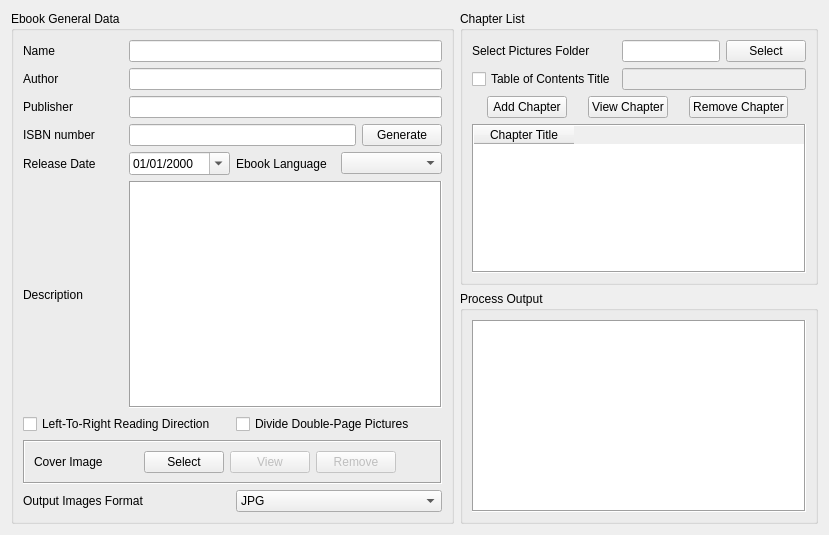
Old version of the form mangaeditor.ui in the repository viniavila/KMM.
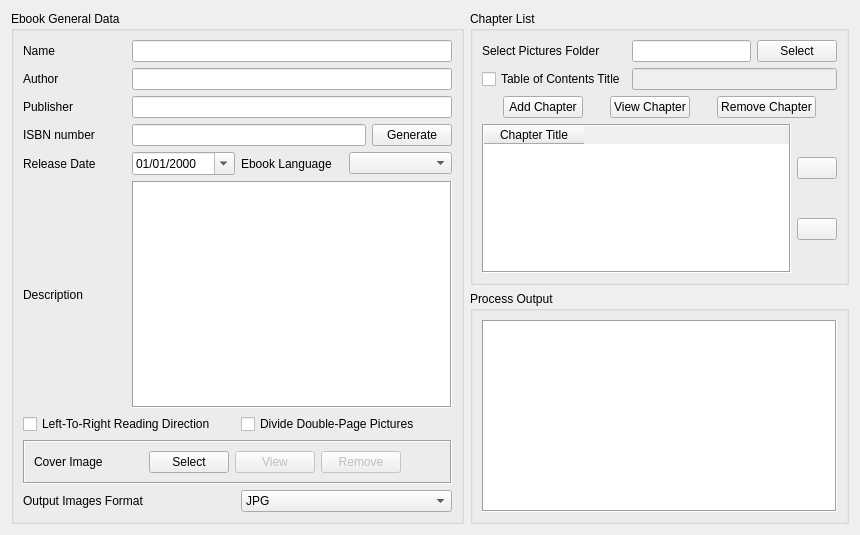
New version of the form. Icons and pictures are not drawn.

Commit message: * Added support to reorder the loaded chapters

Patch:
```diff
--- a/mangaeditor.ui
+++ b/mangaeditor.ui
@@ -6,7 +6,7 @@
    <rect>
     <x>0</x>
     <y>0</y>
-    <width>829</width>
+    <width>860</width>
     <height>535</height>
    </rect>
   </property>
@@ -43,59 +43,6 @@
         </property>
        </widget>
       </item>
-      <item row="2" column="0" colspan="3">
-       <layout class="QHBoxLayout" name="horizontalLayout_3">
-        <item>
-         <widget class="QPushButton" name="btnAddChapter">
-          <property name="sizePolicy">
-           <sizepolicy hsizetype="Maximum" vsizetype="Fixed">
-            <horstretch>0</horstretch>
-            <verstretch>0</verstretch>
-           </sizepolicy>
-          </property>
-          <property name="text">
-           <string>Add Chapter</string>
-          </property>
-         </widget>
-        </item>
-        <item>
-         <widget class="QPushButton" name="btnViewChapter">
-          <property name="sizePolicy">
-           <sizepolicy hsizetype="Maximum" vsizetype="Fixed">
-            <horstretch>0</horstretch>
-            <verstretch>0</verstretch>
-           </sizepolicy>
-          </property>
-          <property name="text">
-           <string>View Chapter</string>
-          </property>
-         </widget>
-        </item>
-        <item>
-         <widget class="QPushButton" name="btnRemoveChapter">
-          <property name="enabled">
-           <bool>true</bool>
-          </property>
-          <property name="sizePolicy">
-           <sizepolicy hsizetype="Maximum" vsizetype="Fixed">
-            <horstretch>0</horstretch>
-            <verstretch>0</verstretch>
-           </sizepolicy>
-          </property>
-          <property name="text">
-           <string>Remove Chapter</string>
-          </property>
-         </widget>
-        </item>
-       </layout>
-      </item>
-      <item row="1" column="1" colspan="2">
-       <widget class="QLineEdit" name="txtChapterTitle">
-        <property name="enabled">
-         <bool>false</bool>
-        </property>
-       </widget>
-      </item>
       <item row="0" column="1">
        <widget class="QLineEdit" name="txtPicFolder">
         <property name="focusPolicy">
@@ -106,13 +53,6 @@
         </property>
        </widget>
       </item>
-      <item row="0" column="2">
-       <widget class="QPushButton" name="btnSelectPicFolder">
-        <property name="text">
-         <string>Select</string>
-        </property>
-       </widget>
-      </item>
       <item row="3" column="0" colspan="3">
        <widget class="QTableWidget" name="tblChapters">
         <property name="toolTip">
@@ -134,6 +74,107 @@
         </column>
        </widget>
       </item>
+      <item row="3" column="3">
+       <layout class="QVBoxLayout" name="verticalLayout_3">
+        <item>
+         <widget class="QPushButton" name="btnUpArrow">
+          <property name="enabled">
+           <bool>true</bool>
+          </property>
+          <property name="sizePolicy">
+           <sizepolicy hsizetype="Maximum" vsizetype="Fixed">
+            <horstretch>0</horstretch>
+            <verstretch>0</verstretch>
+           </sizepolicy>
+          </property>
+          <property name="text">
+           <string/>
+          </property>
+          <property name="icon">
+           <iconset theme="arrow-up">
+            <normaloff>.</normaloff>.</iconset>
+          </property>
+         </widget>
+        </item>
+        <item>
+         <widget class="QPushButton" name="btnDownArrow">
+          <property name="sizePolicy">
+           <sizepolicy hsizetype="Maximum" vsizetype="Fixed">
+            <horstretch>0</horstretch>
+            <verstretch>0</verstretch>
+           </sizepolicy>
+          </property>
+          <property name="text">
+           <string/>
+          </property>
+          <property name="icon">
+           <iconset theme="arrow-down">
+            <normaloff>.</normaloff>.</iconset>
+          </property>
+         </widget>
+        </item>
+       </layout>
+      </item>
+      <item row="2" column="0" colspan="4">
+       <layout class="QHBoxLayout" name="horizontalLayout_3">
+        <item>
+         <widget class="QPushButton" name="btnAddChapter">
+          <property name="sizePolicy">
+           <sizepolicy hsizetype="Maximum" vsizetype="Fixed">
+            <horstretch>0</horstretch>
+            <verstretch>0</verstretch>
+           </sizepolicy>
+          </property>
+          <property name="text">
+           <string>Add Chapter</string>
+          </property>
+         </widget>
+        </item>
+        <item>
+         <widget class="QPushButton" name="btnViewChapter">
+          <property name="sizePolicy">
+           <sizepolicy hsizetype="Maximum" vsizetype="Fixed">
+            <horstretch>0</horstretch>
+            <verstretch>0</verstretch>
+           </sizepolicy>
+          </property>
+          <property name="text">
+           <string>View Chapter</string>
+          </property>
+         </widget>
+        </item>
+        <item>
+         <widget class="QPushButton" name="btnRemoveChapter">
+          <property name="enabled">
+           <bool>true</bool>
+          </property>
+          <property name="sizePolicy">
+           <sizepolicy hsizetype="Maximum" vsizetype="Fixed">
+            <horstretch>0</horstretch>
+            <verstretch>0</verstretch>
+           </sizepolicy>
+          </property>
+          <property name="text">
+           <string>Remove Chapter</string>
+          </property>
+         </widget>
+        </item>
+       </layout>
+      </item>
+      <item row="1" column="1" colspan="3">
+       <widget class="QLineEdit" name="txtChapterTitle">
+        <property name="enabled">
+         <bool>false</bool>
+        </property>
+       </widget>
+      </item>
+      <item row="0" column="2" colspan="2">
+       <widget class="QPushButton" name="btnSelectPicFolder">
+        <property name="text">
+         <string>Select</string>
+        </property>
+       </widget>
+      </item>
      </layout>
      <zorder>tblChapters</zorder>
      <zorder>label_8</zorder>
```
Left out of the diff: 4 changed lines with no effect on the pictures. The commit also changes 1 other file.
